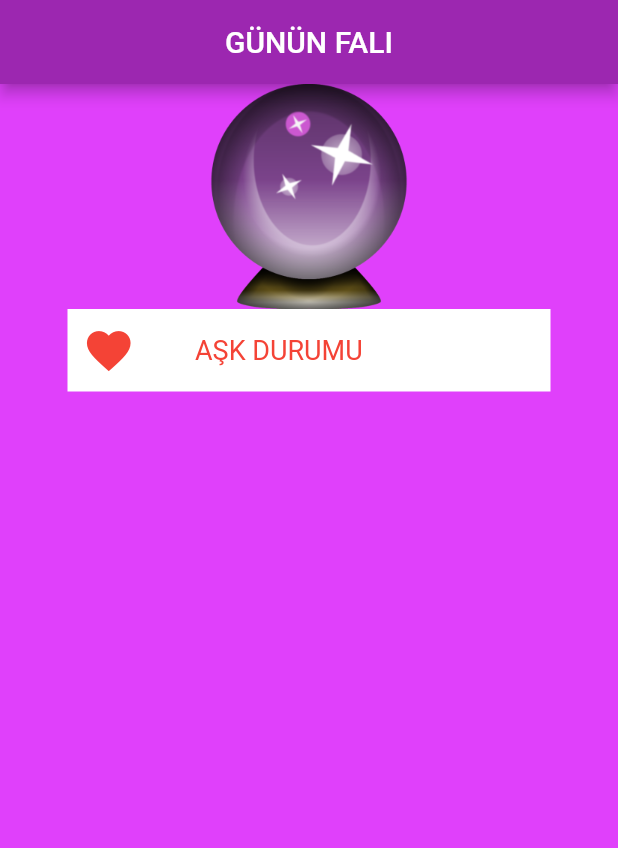
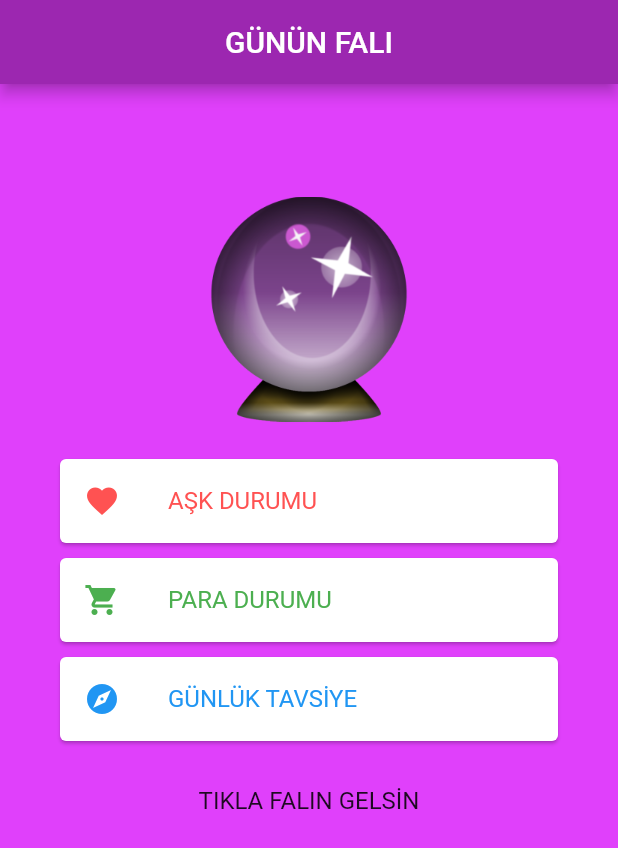
Before and after one commit to IzzetMustafaoglu/falci, a Flutter app: the screen it shows after launch, on a phone screen of 412 x 824 dp. Shown: the top 848 px of the screen. Run offline on Flutter 3.47's test engine with Material 2 defaults, Android fonts, the phone set to English and light mode, and no system bars; missing offline and left inert: dart:ffi.

Commit message:
son hali

```diff
--- a/lib/main.dart
+++ b/lib/main.dart
@@ -1,4 +1,5 @@
 import 'dart:ffi';
+import 'dart:math';
 
 import 'package:flutter/material.dart';
 
@@ -12,54 +13,128 @@ class BenimUyg extends StatelessWidget {
   Widget build(BuildContext context) {
     return MaterialApp(
       home: Scaffold(
-        backgroundColor: Colors.purpleAccent,
-        appBar: AppBar(
-          backgroundColor: Colors.purple,
-          title: Text(
-            "GÜNÜN FALI",
-            style: TextStyle(color: Colors.white),
-          ),
-          centerTitle: true,
-        ),
-      body: falSayfasi(),
+
+      body: MyHomePage(),
       ),
     );
   }
 }
-class falSayfasi extends StatefulWidget {
-  const falSayfasi({super.key});
+
+class MyHomePage extends StatefulWidget {
+  @override
+  _MyHomePageState createState() => _MyHomePageState();
+}
+
+int yanitIndex = 0;
+
+class _MyHomePageState extends State<MyHomePage> {
+  List<String> yanitlar = [
+    'TIKLA FALIN GELSİN',
+    'AŞK: Bugün, aşk ve ilişki hayatınızda biraz daha temkinli olmalısın. Onu her konuda doğru anlamda anladığından da emin misin?',
+    'AŞK: Aşk ve ilişki hayatınızda hakimiyeti eline almak ve birlikteliğinizi dilediğiniz gibi yönlendirmek isteyebilirsin. Bu isteğinin denge içerisindeki bir ilişkiye ne şekilde fayda edeceğini gözden geçirmelisin.',
+    'AŞK: Duygularınızın bugün biraz düzensiz olduğunu görebilirsiniz. Güne, daha önce hiç yapmadığınız bir şekilde başlamanızı sağlayan doğal bir elektrik hissi var. Kalbiniz her zaman doğruyu söyler.',
+    'AŞK: Duygularınız çoğu zaman rasyonel düşüncelerinize galip geliyor ve sonunda derinlerde duyguların beslediği bir karmaşa ortaya çıkıyor. Çok da mantıklı düşünerek kalbinizi görmezden gelmeyin. Amacınız bu ikisi arasında dengeyi bulmak.',
+    'AŞK: Duygusal olarak kötü hissetmeyin, sezgileriniz güçlü durumda. Sevgilinizin hislerini bu sezgiler ile anlamaya çalışın. Bazen sadece eğlenmek gerekir, siz de rahatlayın ve birlikte eğlenin!',
+    'PARA: Kafanıza uzun süredir koyduğunuz bazı harcamalar var, bugün kendinize bunlara gerçekten ne kadar ihtiyacınız olduğunu sorun ve bir kısmını iptal edin. Bugün bir hayır kurumuna küçücük bir bağış yapın, kendinizi çok daha iyi hissedeceksiniz.',
+    'PARA: Nakit akışınızın dengesini bozabilecek dönemlere giriyoruz, bu aralar kesinlikle masa başına oturup bir bütçe hesabı yapmalısınız, önümüzdeki 3 ay boyunca gelir gider dengenizden emin olmadan hareket etmeyin',
+    'PARA: Bugün, başkalarına yardım, destek ve hizmet duygunuzun yüksek olduğu bir gün olabilir, hayır, bağış işlerinde yer alabilirsiniz.',
+    'PARA: Bugün kendinize güveniniz oldukça yüksek, ancak bu size pek fayda getirmeyebilir, bağlantılarınız size verdikleri destekten şüphelenebilirler. Sakin hareket edin, bir adım geri durun, ve paradan çok sağlığınızla ilgilenin.',
+    'PARA: Para kaynaklarımız ile ilgili detaylar bu dönem dikkat etmelisiniz. Ayrıca maddi konularda ve harcamalarda uzun süredir sizi meşgul eden bir konuda karara varabilirsiniz, yakınlarınızdan veya eşinizden karar alırken yardım isteyin.',
+    'TAVSİYE: Bugün meraklı kişiliğini ön plana çıkartarak insanlara soru sormaktan çekinme ',
+    'TAVSİYE: Bugün daha önce hiç fark etmediğin şeylerin hep orada olduğunu fark edebilirsin, sadece biraz daha dikkatli olmaya çalış',
+    'TAVSİYE: Bugün ikili ilişkilerinde daha aktif ve verici olmaya çalışabilirsin, aynı fikirde olduğun insanları daha dikkatli dinlemeye ve sorgulamaya başla',
+    'TAVSİYE: Bugün sadece işine odaklan, dikkatini dağıtacak her türlü nesne ve sosyal medyadan uzaklaşmak kendini daha mutlu hissettirebilir',
+    'TAVSİYE: Bugün tek başına biraz yürüyüş yap, çocukluğunda dinlediğin şarkıları aç ve o zamanlar oynadığın oyunları hayal et'
+  ];
 
   @override
-  State<falSayfasi> createState() => _falSayfasiState();
-}
-
-class _falSayfasiState extends State<falSayfasi> {
-  @override
   Widget build(BuildContext context) {
-    return Center(
+    return Scaffold(
+      backgroundColor: Colors.purpleAccent,
+      appBar: AppBar(
+        centerTitle: true,
+        backgroundColor: Colors.purple,
+        title: Text('GÜNÜN FALI'),
+      ),
+      body: Center(
         child: Column(
+          mainAxisAlignment: MainAxisAlignment.center,
           children: <Widget>[
             Container(
                 width: 150,
-            child: Image.asset("images/falci.png"),
+                margin: EdgeInsets.only(bottom: 20),
+                child: Image.asset('images/falci.png')),
+            Card(
+              margin: EdgeInsets.symmetric(vertical: 5.0, horizontal: 40.0),
+              child: ListTile(
+                leading: Icon(Icons.favorite, color: Colors.redAccent),
+                title: Text(
+                  'AŞK DURUMU',
+                  style: TextStyle(
+                    color: Colors.redAccent,
+                  ),
+                ),
+                onTap: () {
+                  setState(() {
+                    yanitIndex = Random().nextInt(5) + 1;
+                  });
+                },
+              ),
+            ),
+            Card(
+              margin: EdgeInsets.symmetric(vertical: 5.0, horizontal: 40.0),
+              child: ListTile(
+                leading: Icon(
+                  Icons.shopping_cart,
+                  color: Colors.green,
+                ),
+                title: Text(
+                  'PARA DURUMU',
+                  style: TextStyle(
+                    color: Colors.green,
+                  ),
+                ),
+                onTap: () {
+                  setState(() {
+                    yanitIndex = Random().nextInt(5) + 6;
+                  });
+                },
+              ),
+            ),
+            Card(
+              margin: EdgeInsets.symmetric(vertical: 5.0, horizontal: 40.0),
+              child: ListTile(
+                leading: Icon(
+                  Icons.explore,
+                  color: Colors.blue,
+                ),
+                title: Text(
+                  'GÜNLÜK TAVSİYE',
+                  style: TextStyle(
+                    color: Colors.blue,
+                  ),
+                ),
+                onTap: () {
+                  setState(() {
+                    yanitIndex = Random().nextInt(5) + 11;
+                  });
+                },
+              ),
             ),
             Container(
-            margin: EdgeInsets.symmetric(horizontal: 45),
-            padding: EdgeInsets.all(10),
-            color: Colors.white,
-            child: Row(
-              children: [
-                Icon(
-                  Icons.favorite,
-                  color: Colors.red,
-                  size: 35,
+                padding: EdgeInsets.symmetric(vertical: 20,horizontal: 25),
+                height: 250,
+                width: double.infinity,
+                child: Padding(
+                    padding:
+                    EdgeInsets.symmetric(vertical: 5.0, horizontal: 20.0),
+                    child: Text(
+                        yanitlar[yanitIndex],
+                        style: TextStyle(fontSize: 16),
+                        textAlign: TextAlign.center)),
             ),
-                SizedBox(width: 40,),
-                Text("AŞK DURUMU",style: TextStyle(fontSize: 18,color: Colors.red),),
           ],
         ),
-          ),
-        ],
       ),
     );
   }
```
Lines whose indentation alone changed are shown as unchanged.
